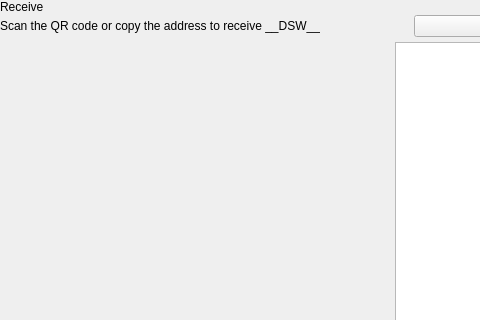
This is src/qt/pivx/forms/receivewidget.ui in decenomy/DSW as Qt 5 draws it before an edit; both pictures show x 0 to 480 and y 0 to 320 of the 629 by 629 pixel window. The edited form follows.
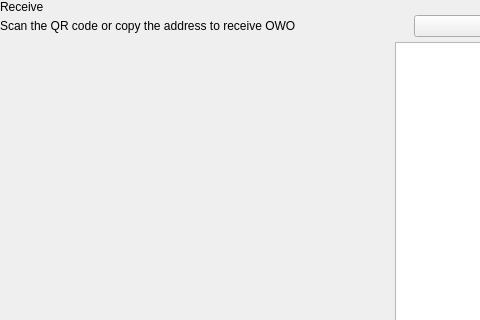
This is the edited form. Custom widgets are drawn as their Qt base class.

```diff
--- a/src/qt/pivx/forms/receivewidget.ui
+++ b/src/qt/pivx/forms/receivewidget.ui
@@ -78,7 +78,7 @@
             <item alignment="Qt::AlignTop">
              <widget class="QLabel" name="labelSubtitle1">
               <property name="text">
-               <string>Scan the QR code or copy the address to receive __DSW__</string>
+               <string>Scan the QR code or copy the address to receive OWO</string>
               </property>
              </widget>
             </item>
```
